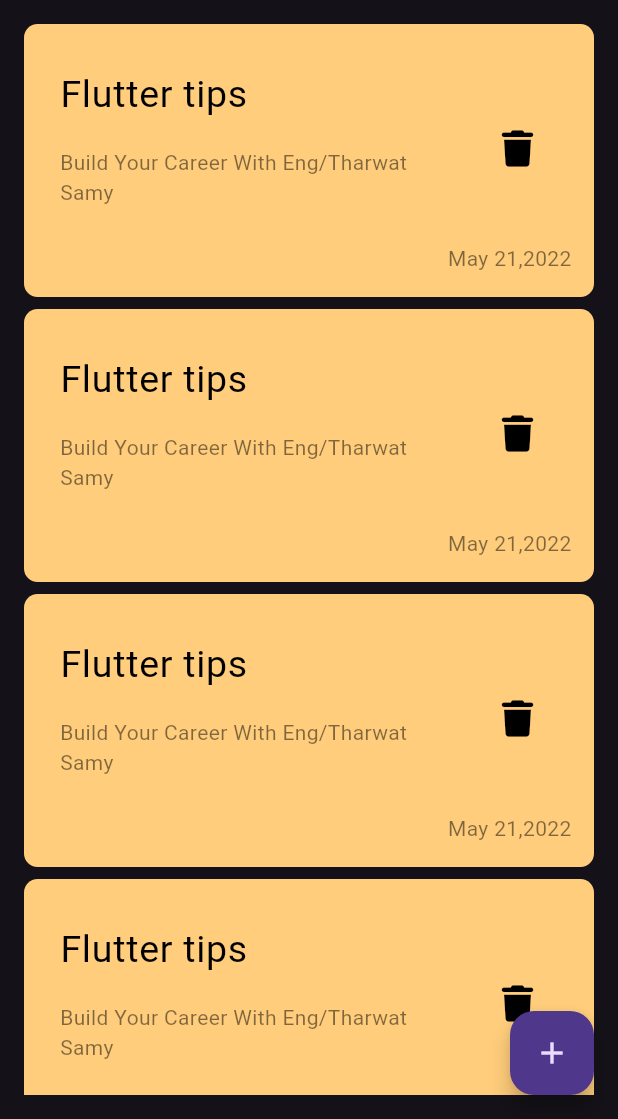
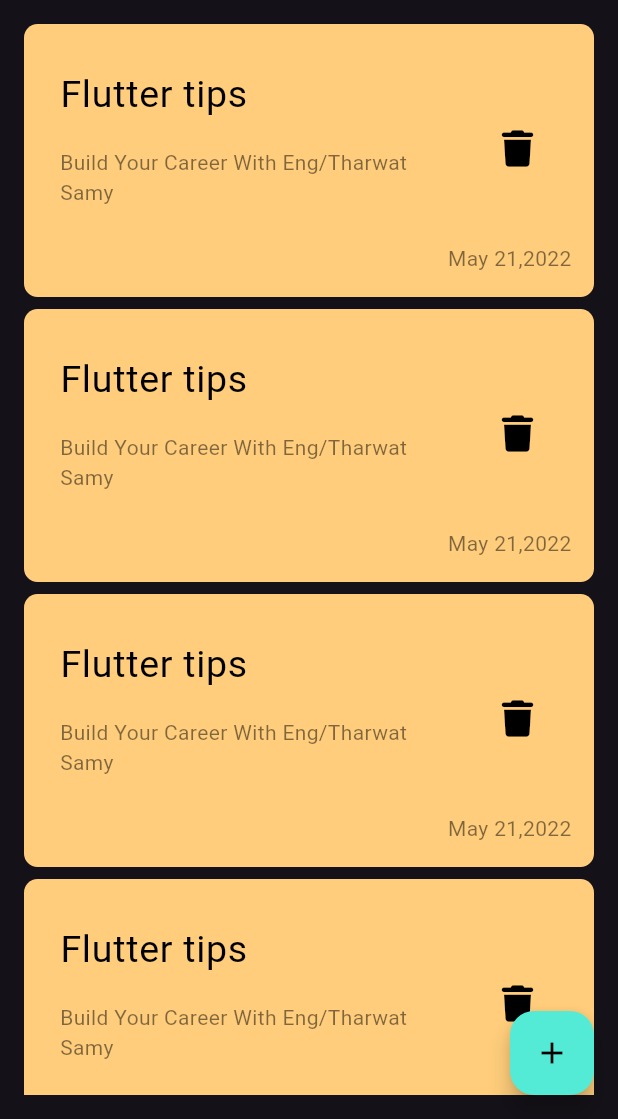
Before and after one commit to mohamedgalalelhamrawy/notes_app, a Flutter app: the screen it shows after launch, on a phone screen of 412 x 824 dp, the part 117-1236 px from its top. Run offline on Flutter 3.47's test engine with Material 3 defaults, Android fonts, the phone set to English and light mode, and no system bars; our stand-ins replace font_awesome_flutter, hive, hive_flutter; accounts and stored records are empty; Roboto replaces fonts that are missing (Poppins).

Commit message:
create type adaptor for note model , init hive and oben box

```diff
--- a/lib/constants/constants.dart
+++ b/lib/constants/constants.dart
@@ -2,3 +2,4 @@
 import 'package:flutter/animation.dart';
 
 const kprimarycolor =  Color(0xff53EBD6);
+const kNotesBox = 'notes_box';
--- a/lib/main.dart
+++ b/lib/main.dart
@@ -1,7 +1,11 @@
 import 'package:flutter/material.dart';
+import 'package:hive_flutter/adapters.dart';
+import 'package:notes_app/constants/constants.dart';
 import 'package:notes_app/views/notes_app.dart';
 
-void main() {
+void main() async {
+  await Hive.initFlutter();
+  await Hive.openBox(kNotesBox);
   runApp(const notes_app());
 }
 
--- a/lib/views/notes_app.dart
+++ b/lib/views/notes_app.dart
@@ -1,4 +1,5 @@
 import 'package:flutter/material.dart';
+import 'package:notes_app/constants/constants.dart';
 
 import '../widgets/addmodalbottomsheet.dart';
 import '../widgets/notes_view_body.dart';
@@ -10,13 +11,14 @@ class notesView extends StatelessWidget {
   Widget build(BuildContext context) {
     return Scaffold(
       floatingActionButton: FloatingActionButton(
+        backgroundColor: kprimarycolor,
         shape: RoundedRectangleBorder(borderRadius: BorderRadius.circular(16)),
         onPressed: () {
         showModalBottomSheet(context: context, builder: ((context) {
           return const AddmodalBottomSheet();
         }));
       },
-      child:const  Icon(Icons.add),
+      child:const  Icon(Icons.add,color: Colors.black,),
       ),
       body: const notesViewBody(),
     );
```
Also changed, not shown: lib/models/note_model.dart (+10 -1 lines), lib/models/note_model.g.dart (added).
